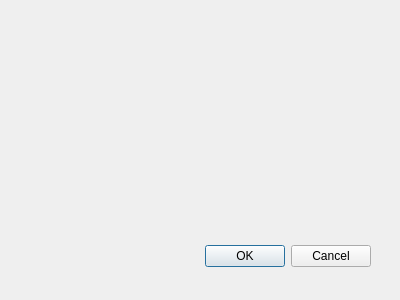
Above: RoadNetwork/road_network_dialog_base.ui from rocapp/qgis-market-analysis before the change. Below: the same form after it.
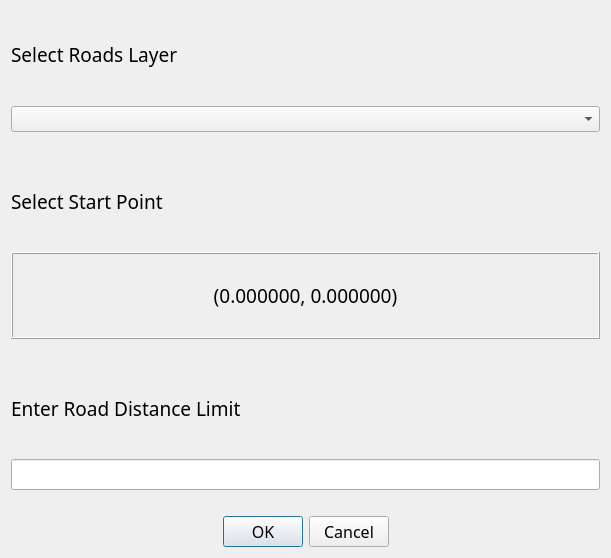
That is the form after the change.

Commit message: updated road network plugin

The edit to the form file:
```diff
--- a/RoadNetwork/road_network_dialog_base.ui
+++ b/RoadNetwork/road_network_dialog_base.ui
@@ -1,33 +1,200 @@
 <ui version="4.0" >
  <class>RoadNetworkDialogBase</class>
- <widget class="QDialog" name="RoadNetworkDialogBase" >
-  <property name="geometry" >
+ <widget class="QDialog" name="RoadNetworkDialogBase">
+  <property name="geometry">
    <rect>
     <x>0</x>
     <y>0</y>
-    <width>400</width>
-    <height>300</height>
+    <width>611</width>
+    <height>558</height>
    </rect>
   </property>
   <property name="windowTitle" >
    <string>Rocky Branches - Market Analysis</string>
   </property>
-  <widget class="QDialogButtonBox" name="button_box" >
-   <property name="geometry" >
-    <rect>
-     <x>30</x>
-     <y>240</y>
-     <width>341</width>
-     <height>32</height>
-    </rect>
-   </property>
-   <property name="orientation" >
-    <enum>Qt::Horizontal</enum>
-   </property>
-   <property name="standardButtons" >
-    <set>QDialogButtonBox::Cancel|QDialogButtonBox::Ok</set>
-   </property>
-  </widget>
+  <layout class="QVBoxLayout" name="verticalLayout">
+   <item>
+    <widget class="QLabel" name="label_2">
+     <property name="font">
+      <font>
+       <family>Tw Cen MT</family>
+       <pointsize>14</pointsize>
+      </font>
+     </property>
+     <property name="text">
+      <string>Select Roads Layer</string>
+     </property>
+    </widget>
+   </item>
+   <item>
+    <spacer name="horizontalSpacer">
+     <property name="orientation">
+      <enum>Qt::Horizontal</enum>
+     </property>
+     <property name="sizeHint" stdset="0">
+      <size>
+       <width>40</width>
+       <height>2</height>
+      </size>
+     </property>
+    </spacer>
+   </item>
+   <item>
+    <widget class="QComboBox" name="comboBox">
+     <property name="font">
+      <font>
+       <family>Tw Cen MT</family>
+       <pointsize>10</pointsize>
+      </font>
+     </property>
+    </widget>
+   </item>
+   <item>
+    <spacer name="horizontalSpacer_4">
+     <property name="orientation">
+      <enum>Qt::Horizontal</enum>
+     </property>
+     <property name="sizeHint" stdset="0">
+      <size>
+       <width>40</width>
+       <height>20</height>
+      </size>
+     </property>
+    </spacer>
+   </item>
+   <item>
+    <widget class="QLabel" name="label">
+     <property name="font">
+      <font>
+       <family>Tw Cen MT</family>
+       <pointsize>14</pointsize>
+      </font>
+     </property>
+     <property name="text">
+      <string>Select Start Point</string>
+     </property>
+    </widget>
+   </item>
+   <item>
+    <spacer name="horizontalSpacer_2">
+     <property name="orientation">
+      <enum>Qt::Horizontal</enum>
+     </property>
+     <property name="sizeHint" stdset="0">
+      <size>
+       <width>40</width>
+       <height>2</height>
+      </size>
+     </property>
+    </spacer>
+   </item>
+   <item>
+    <widget class="QLabel" name="coord_label">
+     <property name="font">
+      <font>
+       <family>Tw Cen MT</family>
+       <pointsize>14</pointsize>
+      </font>
+     </property>
+     <property name="autoFillBackground">
+      <bool>false</bool>
+     </property>
+     <property name="frameShape">
+      <enum>QFrame::Box</enum>
+     </property>
+     <property name="frameShadow">
+      <enum>QFrame::Raised</enum>
+     </property>
+     <property name="text">
+      <string>(0.000000, 0.000000)</string>
+     </property>
+     <property name="alignment">
+      <set>Qt::AlignCenter</set>
+     </property>
+    </widget>
+   </item>
+   <item>
+    <spacer name="horizontalSpacer_5">
+     <property name="orientation">
+      <enum>Qt::Horizontal</enum>
+     </property>
+     <property name="sizeHint" stdset="0">
+      <size>
+       <width>40</width>
+       <height>20</height>
+      </size>
+     </property>
+    </spacer>
+   </item>
+   <item>
+    <widget class="QLabel" name="label_3">
+     <property name="font">
+      <font>
+       <family>Tw Cen MT</family>
+       <pointsize>14</pointsize>
+      </font>
+     </property>
+     <property name="text">
+      <string>Enter Road Distance Limit</string>
+     </property>
+    </widget>
+   </item>
+   <item>
+    <spacer name="horizontalSpacer_3">
+     <property name="orientation">
+      <enum>Qt::Horizontal</enum>
+     </property>
+     <property name="sizeHint" stdset="0">
+      <size>
+       <width>40</width>
+       <height>2</height>
+      </size>
+     </property>
+    </spacer>
+   </item>
+   <item>
+    <widget class="QLineEdit" name="dist_limit">
+     <property name="font">
+      <font>
+       <family>Tw Cen MT</family>
+       <pointsize>12</pointsize>
+      </font>
+     </property>
+    </widget>
+   </item>
+   <item>
+    <spacer name="horizontalSpacer_6">
+     <property name="orientation">
+      <enum>Qt::Horizontal</enum>
+     </property>
+     <property name="sizeHint" stdset="0">
+      <size>
+       <width>40</width>
+       <height>20</height>
+      </size>
+     </property>
+    </spacer>
+   </item>
+   <item>
+    <widget class="QDialogButtonBox" name="button_box">
+     <property name="font">
+      <font>
+       <family>Tw Cen MT</family>
+       <pointsize>12</pointsize>
+      </font>
+     </property>
+     <property name="orientation">
+      <enum>Qt::Horizontal</enum>
+     </property>
+     <property name="standardButtons">
+      <set>QDialogButtonBox::Cancel|QDialogButtonBox::Ok</set>
+     </property>
+     <property name="centerButtons">
+      <bool>true</bool>
+     </property>
+    </widget>
+   </item>
+  </layout>
  </widget>
  <resources/>
  <connections>
```
Left out of the diff: 31 changed lines with no effect on the pictures. The commit also changes 3 other files.
